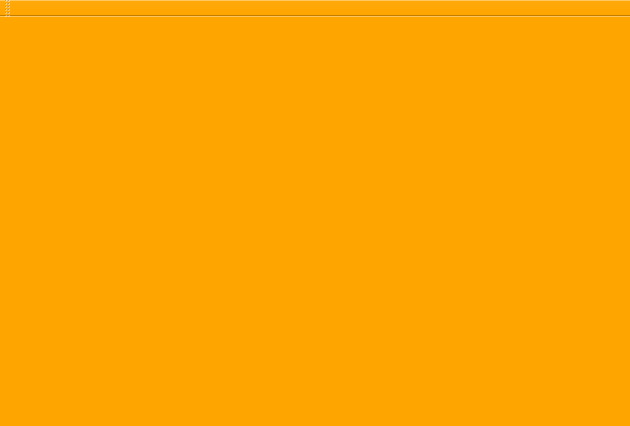
Qt form testAnimTimeline/mainwindow.ui (hiergaut/AnimTimeline) before a commit.
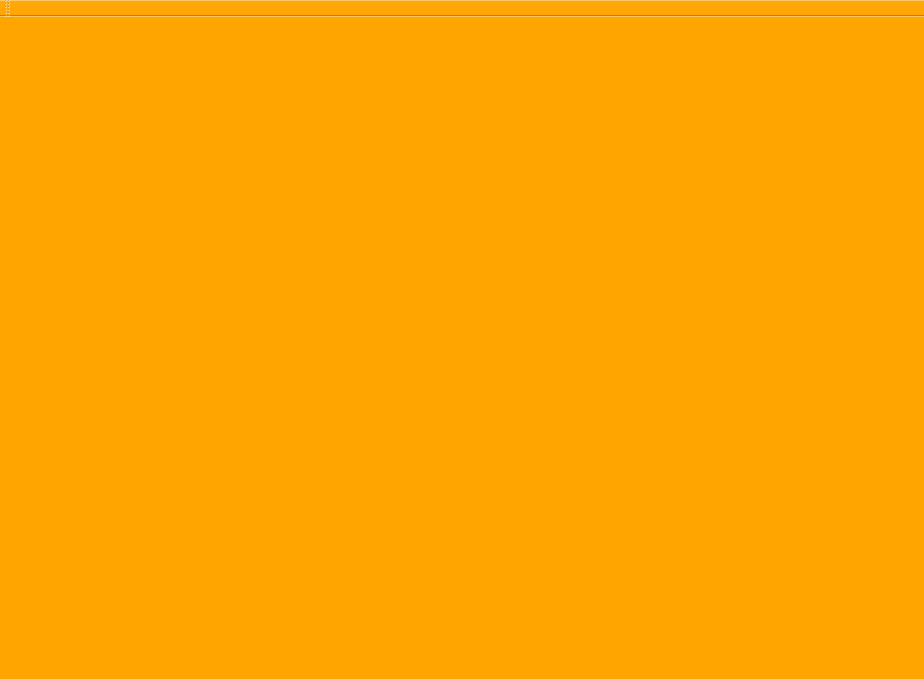
The same form after that commit. Custom widgets are drawn as their Qt base class.

Commit message: commit before possibility of design blasted

```diff
--- a/testAnimTimeline/mainwindow.ui
+++ b/testAnimTimeline/mainwindow.ui
@@ -6,8 +6,8 @@
    <rect>
     <x>0</x>
     <y>0</y>
-    <width>630</width>
-    <height>426</height>
+    <width>924</width>
+    <height>679</height>
    </rect>
   </property>
   <property name="windowTitle">
@@ -20,10 +20,10 @@
    <widget class="AnimTimeline" name="widget" native="true">
     <property name="geometry">
      <rect>
-      <x>40</x>
-      <y>120</y>
-      <width>531</width>
-      <height>131</height>
+      <x>130</x>
+      <y>70</y>
+      <width>621</width>
+      <height>481</height>
      </rect>
     </property>
    </widget>
```
Left out of the diff: 2 changed lines with no effect on the pictures. The commit also changes 6 other files.
